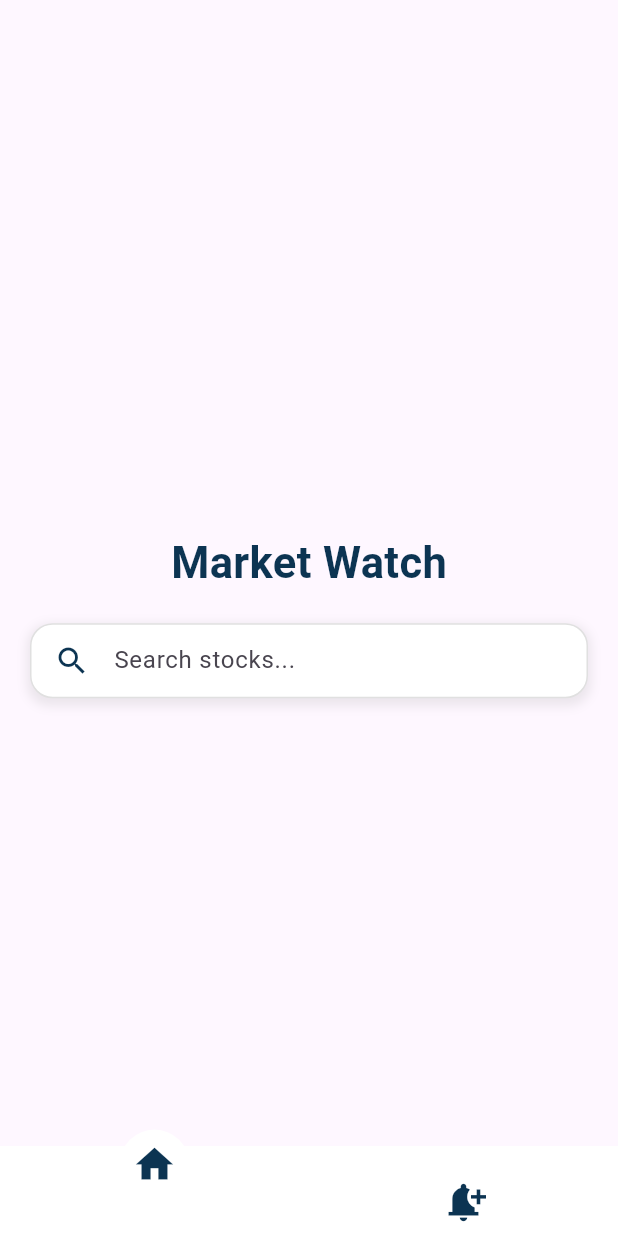
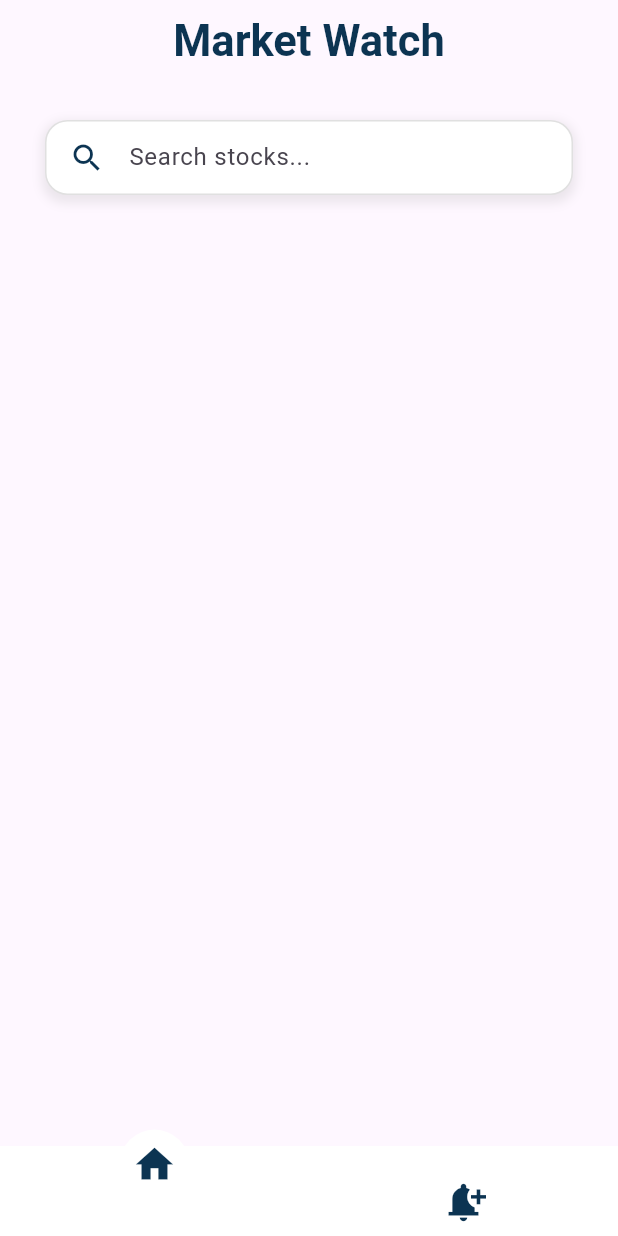
Before and after one commit to Niyaljacob/MarketWatch, a Flutter app: the screen it shows after launch, on a phone screen of 412 x 824 dp. Run offline on Flutter 3.47's test engine with Material 3 defaults, Android fonts, the phone set to English and light mode, and no system bars; drawn by our look-alikes of curved_navigation_bar; our stand-ins replace bloc, equatable, flutter_bloc, sqflite; accounts and stored records are empty.

Commit message:
done the search in appbar

```diff
--- a/lib/main.dart
+++ b/lib/main.dart
@@ -1,4 +1,6 @@
 import 'package:flutter/material.dart';
+import 'package:flutter_bloc/flutter_bloc.dart';
+import 'package:market_watch/bloc/bloc/get_server_data_bloc.dart';
 import 'package:market_watch/view/splash/screen_splash.dart';
 
 void main() {
@@ -11,13 +13,21 @@ class MyApp extends StatelessWidget {
 
   @override
   Widget build(BuildContext context) {
-    return MaterialApp(
-      title: 'Flutter Demo',
-      debugShowCheckedModeBanner: false,
-      theme: ThemeData(
+    return MultiBlocProvider(
+      providers: [
+        BlocProvider(
+          create: (context) => GetServerDataBloc(),
+        ),
 
+      ],
+      child: MaterialApp(
+        title: 'Flutter Demo',
+        debugShowCheckedModeBanner: false,
+        theme: ThemeData(
+
+        ),
+        home: SplashScreen()
       ),
-      home: SplashScreen()
     );
   }
 }
--- a/lib/view/home/screen_home.dart
+++ b/lib/view/home/screen_home.dart
@@ -1,21 +1,19 @@
 import 'package:flutter/material.dart';
+import 'package:flutter_bloc/flutter_bloc.dart';
+import 'package:market_watch/bloc/bloc/get_server_data_bloc.dart';
 
 class ScreenHome extends StatelessWidget {
   ScreenHome({super.key});
 
-  // Initialize the TextEditingController
   final TextEditingController _searchController = TextEditingController();
 
   @override
   Widget build(BuildContext context) {
     return Scaffold(
-      appBar: AppBar(),
-      body: SafeArea(
-        child: Center(
-          child: Column(
-            mainAxisAlignment: MainAxisAlignment.center,
-            children: [
-              Text(
+      appBar:  PreferredSize(
+        preferredSize: const Size.fromHeight(140),
+        child: AppBar(
+          title: const Text(
                 'Market Watch',
                 style: TextStyle(
                   color: Color(0xFF0C3452),
@@ -23,8 +21,12 @@ class ScreenHome extends StatelessWidget {
                   fontWeight: FontWeight.bold,
                 ),
               ),
-              SizedBox(height: 20), // Space between text and search bar
-              Padding(
+          centerTitle: true,
+          bottom: PreferredSize(
+            preferredSize: const Size.fromHeight(100),
+            child: Padding(
+              padding: const EdgeInsets.all(10),
+              child: Padding(
                 padding: const EdgeInsets.symmetric(horizontal: 20),
                 child: Container(
                   padding: EdgeInsets.symmetric(horizontal: 15),
@@ -42,6 +44,7 @@ class ScreenHome extends StatelessWidget {
                     ],
                   ),
                   child: TextField(
+                    onChanged: (value) => context.read<GetServerDataBloc>().add(LoadServerData(value)),
                     controller: _searchController,
                     decoration: InputDecoration(
                       icon: Icon(Icons.search, color: Color(0xFF0C3452)),
@@ -51,8 +54,13 @@ class ScreenHome extends StatelessWidget {
                   ),
                 ),
               ),
-            ],
+            ),
           ),
+        ),
+      ),
+      body: SafeArea(
+        child: Container(
+
         ),
       ),
     );
```
